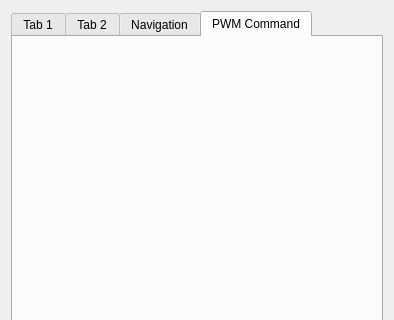
This is src/ui/SlugsDataSensorView.ui in mavlink/qgroundcontrol as Qt 5 draws it before an edit; both pictures show x 0 to 394 and y 0 to 320 of the 394 by 667 pixel window. The edited form follows.
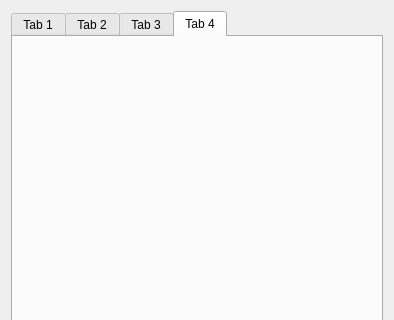
This is the edited form. The open tabs and pages were chosen to show the change.

Commit message: changed global view

```diff
--- a/src/ui/SlugsDataSensorView.ui
+++ b/src/ui/SlugsDataSensorView.ui
@@ -2947,12 +2947,12 @@
      </widget>
      <widget class="QWidget" name="tab_3">
       <attribute name="title">
-       <string>Navigation</string>
+       <string>Tab 3</string>
       </attribute>
      </widget>
      <widget class="QWidget" name="tab_2">
       <attribute name="title">
-       <string>PWM Command</string>
+       <string>Tab 4</string>
       </attribute>
      </widget>
     </widget>
```
Left out of the diff: 2 changed lines with no effect on the pictures. The commit also changes 2 other files.
